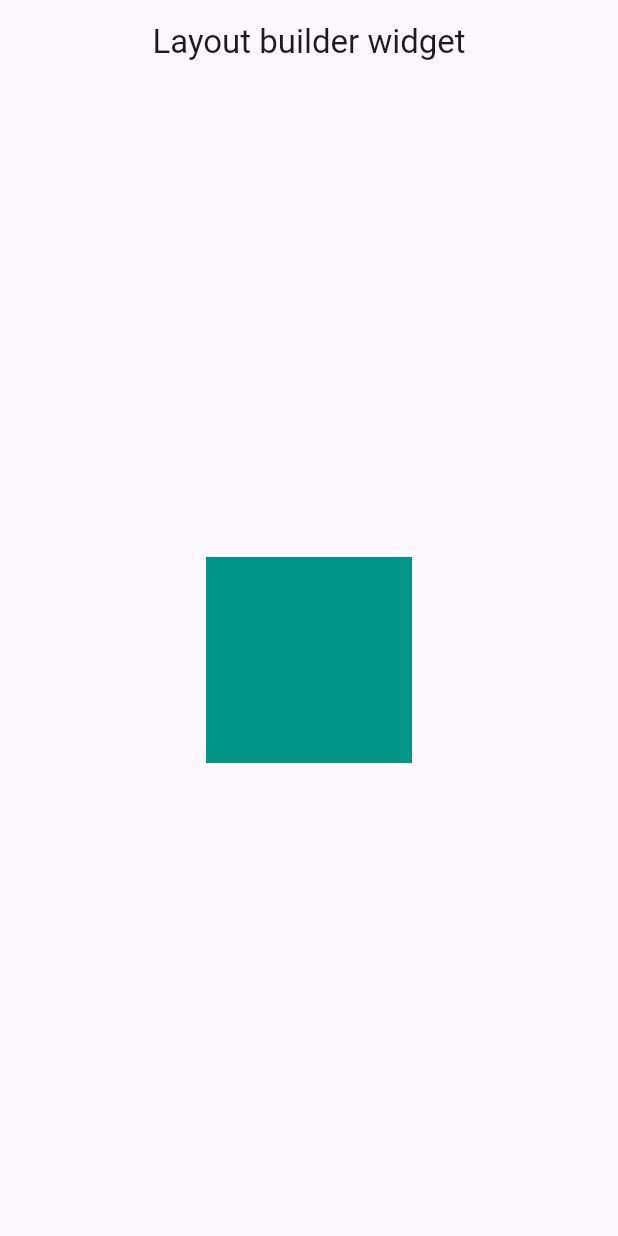
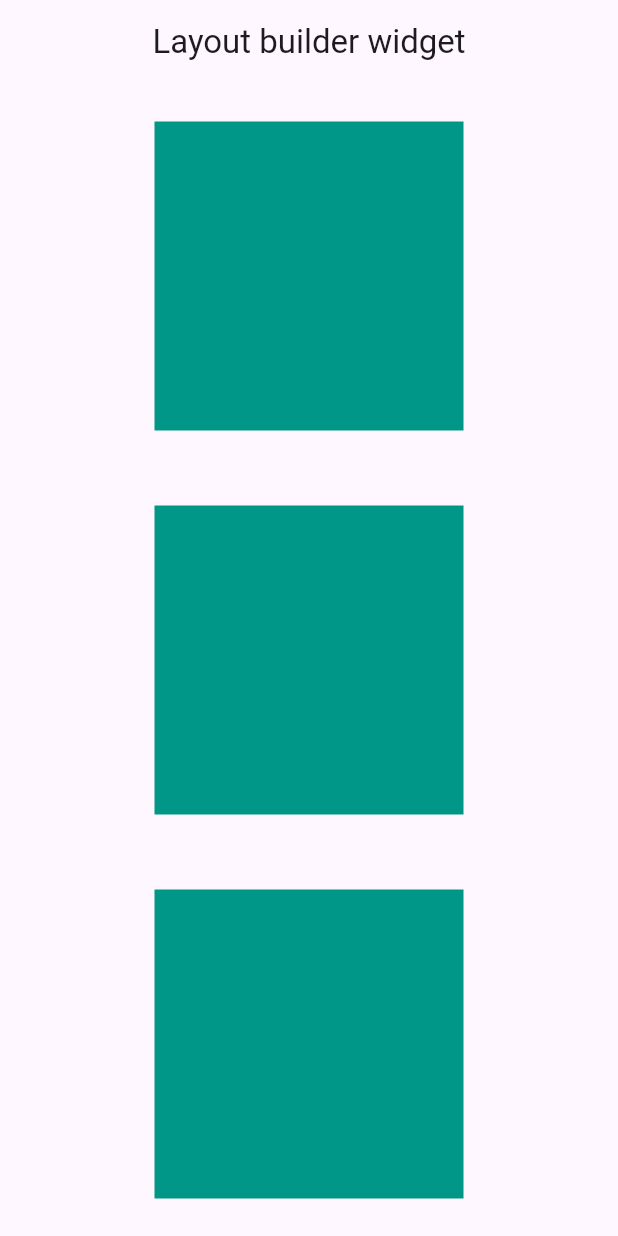
Before and after one commit to mdarifhosain214/Resposive-ui-design, a Flutter app: the screen it shows after launch, on a phone screen of 412 x 824 dp. Run offline on Flutter 3.47's test engine with Material 3 defaults, Android fonts, the phone set to English and light mode, and no system bars.

Commit message:
layout Builder file location change.

```diff
--- /dev/null
+++ b/lib/layout_builder.dart
@@ -0,0 +1,73 @@
+import 'package:flutter/material.dart';
+class LayoutBuilderClass extends StatelessWidget {
+  const LayoutBuilderClass({super.key});
+
+  @override
+  Widget build(BuildContext context) {
+    double h =(MediaQuery.sizeOf(context).height) ;
+    double w =(MediaQuery.sizeOf(context).width) ;
+    return Scaffold(
+      appBar: AppBar(
+        centerTitle: true,
+        title:const  Text("Layout builder widget"),
+      ),
+      body: LayoutBuilder(builder: (BuildContext context,BoxConstraints constraints){
+        if(constraints.maxWidth>600){
+          return _buildLandscape(h/2);
+        }
+        else{
+          return _buildPortraid(w/2);
+        }
+      }),
+    );
+
+  }
+  Widget _buildPortraid(double size){
+    return  Center(
+      child: Column(
+        mainAxisAlignment: MainAxisAlignment.spaceAround,
+        crossAxisAlignment: CrossAxisAlignment.center,
+        children: [
+          Container(
+            color: Colors.teal,
+            height:size,
+            width: size,
+          ),
+          Container(
+            color: Colors.teal,
+            height:size,
+            width: size,
+          ),
+          Container(
+            color: Colors.teal,
+            height:size,
+            width: size,
+          ),
+        ],
+      ),
+    );
+  }
+  Widget _buildLandscape(double size){
+    return Row(
+      mainAxisAlignment: MainAxisAlignment.spaceAround,
+      children: [
+        Container(
+          color: Colors.teal,
+          height:size,
+          width: size,
+        ),
+        Container(
+          color: Colors.teal,
+          height:size,
+          width: size,
+        ),
+        Container(
+          color: Colors.teal,
+          height:size,
+          width: size,
+        ),
+
+
+      ],);
+  }
+}
--- a/lib/main.dart
+++ b/lib/main.dart
@@ -1,6 +1,7 @@
-import 'dart:js';
 
 import 'package:flutter/material.dart';
+
+import 'layout_builder.dart';
 
 void main() {
   runApp(const MyApp());
@@ -14,61 +15,12 @@ class MyApp extends StatelessWidget {
   Widget build(BuildContext context) {
     return MaterialApp(
       title: 'Layout builder widget',
+      debugShowCheckedModeBanner: false,
       theme: ThemeData(
         colorScheme: ColorScheme.fromSeed(seedColor: Colors.deepPurple),
         useMaterial3: true,
       ),
-      home: const HomePage(),
+      home: const LayoutBuilderClass(),
     );
   }
 }
-class HomePage extends StatelessWidget {
-  const HomePage({super.key});
-
-  @override
-  Widget build(BuildContext context) {
-    double size =(MediaQuery.sizeOf(context).width/3) ;
-    return Scaffold(
-      appBar: AppBar(
-        centerTitle: true,
-        title:const  Text("Layout builder widget"),
-      ),
-      body: LayoutBuilder(builder: (BuildContext context,BoxConstraints constraints){
-        if(constraints.maxWidth>600){
-          return _buildLandscape(size);
-        }
-        else{
-          return _buildPortraid(size);
-        }
-      }),
-    );
-
-  }
-  Widget _buildPortraid(double size){
-    return  Center(
-      child: Container(
-        color: Colors.teal,
-        height:size,
-        width: size,
-      ),
-    );
-  }
-  Widget _buildLandscape(double size){
-    return Row(
-      mainAxisAlignment: MainAxisAlignment.spaceAround,
-      children: [
-        Container(
-          color: Colors.teal,
-          height:size,
-          width: size,
-        ),
-        Container(
-          color: Colors.teal,
-          height:size,
-          width: size,
-        ),
-
-
-    ],);
-  }
-}
```
